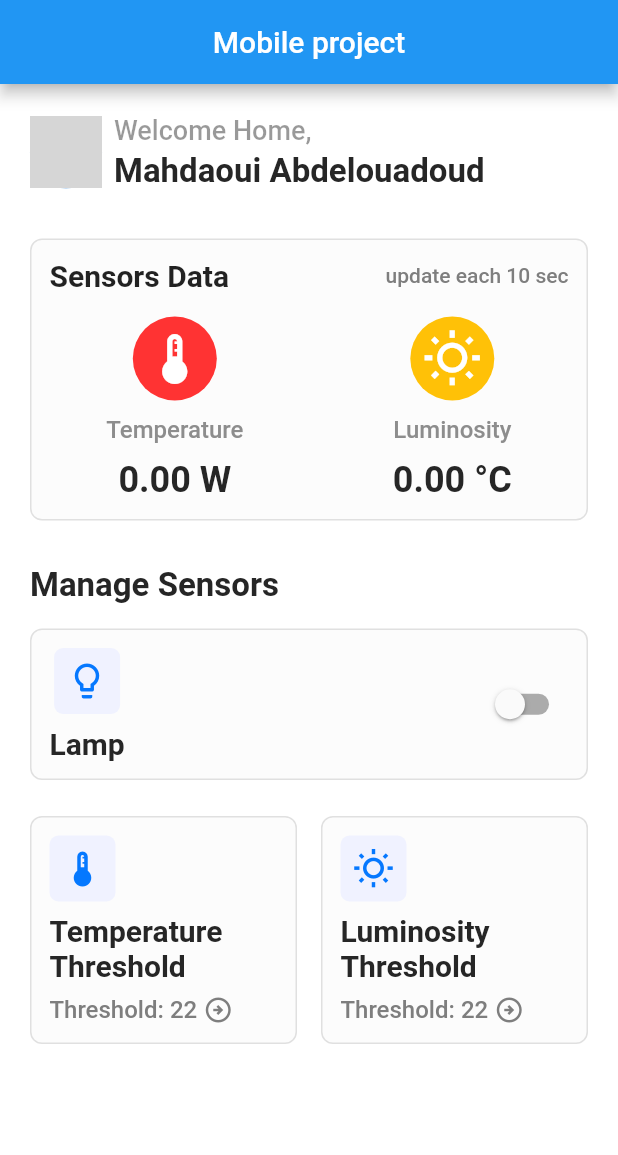
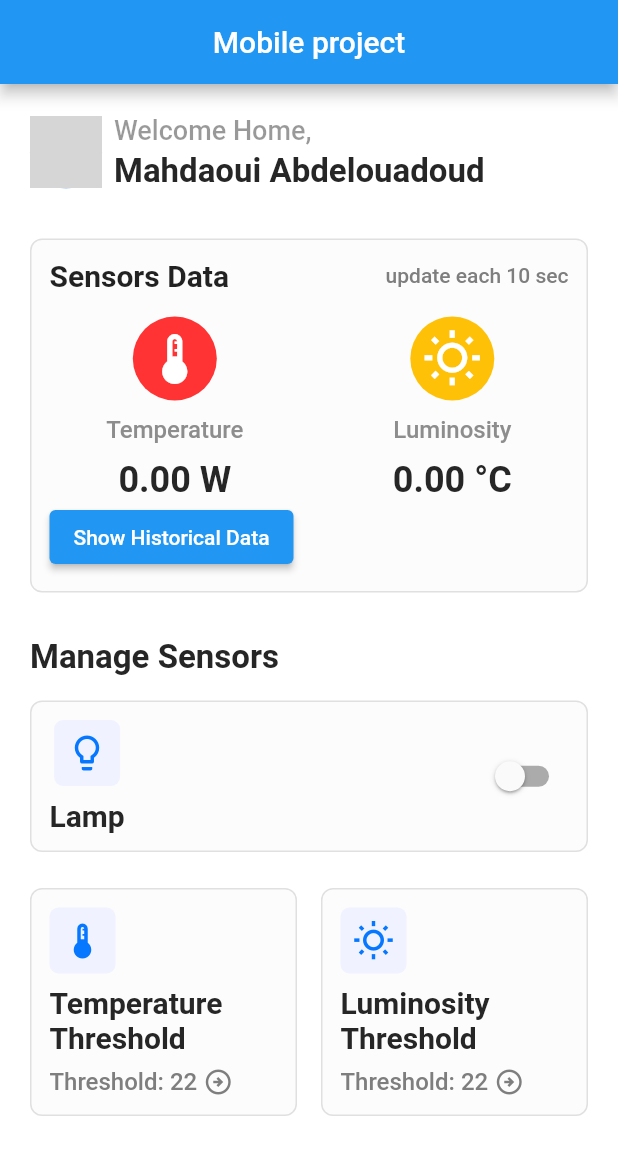
Before and after one commit to Abdelouadoud8/projet-dev-mobile-flutter, a Flutter app: the screen it shows after launch, on a phone screen of 412 x 824 dp. Shown: the top 1155 px of the screen. Run offline on Flutter 3.47's test engine with Material 2 defaults, Android fonts, the phone set to English and light mode, and no system bars; our stand-ins replace bloc, flutter_bloc; network calls fail; Roboto replaces fonts that are missing (Gilroy); grey boxes are pictures that could not be loaded.

Commit message:
Added saving temp and lum values history, Made all pages scrollable

```diff
--- a/lib/cubit/sensor_bloc.dart
+++ b/lib/cubit/sensor_bloc.dart
@@ -25,6 +25,8 @@ class SensorState {
 }
 
 class SensorBloc extends Bloc<SensorEvent, SensorState> {
+  List<SensorState> sensorDataHistory = [];
+
   SensorBloc() : super(SensorState.initial());
 
   @override
@@ -61,6 +63,11 @@ class SensorBloc extends Bloc<SensorEvent, SensorState> {
             luminositySensorData: luminositySensorData,
             temperatureSensorData: temperatureSensorData,
           );
+
+          sensorDataHistory.add(SensorState(
+            luminositySensorData: luminositySensorData,
+            temperatureSensorData: temperatureSensorData,
+          ));
         } else {
           throw Exception(
               'Failed to load data. Luminosity Status Code: ${luminosityResponse.statusCode}, Temperature Status Code: ${temperatureResponse.statusCode}');
@@ -70,4 +77,6 @@ class SensorBloc extends Bloc<SensorEvent, SensorState> {
       }
     }
   }
+
+
 }
--- a/lib/main.dart
+++ b/lib/main.dart
@@ -1,16 +1,12 @@
 import 'dart:async';
-import 'dart:convert';
 
 import 'package:flutter/material.dart';
 import 'package:flutter_bloc/flutter_bloc.dart';
-import 'package:http/http.dart' as http;
 import 'package:projet_mobile/views/sensors_box.dart';
-import 'package:projet_mobile/views/single_sensor.dart';
 
 import './views/temperature_threshold.dart';
 import './views/luminosity_threshold.dart';
 import './views/threshold_box.dart';
-import './model/sensor_data.dart';
 
 import './http_util.dart';
 import 'cubit/sensor_bloc.dart';
@@ -58,7 +54,8 @@ class _HomeScreenState extends State<HomeScreen> {
         title: Text("Mobile project"),
         centerTitle: true,
       ),
-      body: Padding(
+      body: SingleChildScrollView(
+        child: Padding(
         padding: EdgeInsets.all(20.0),
         child: Column(
           crossAxisAlignment: CrossAxisAlignment.start,
@@ -214,6 +211,7 @@ class _HomeScreenState extends State<HomeScreen> {
           ],
         ),
       ),
+    ),
     );
   }
 }
--- a/lib/views/luminosity_threshold.dart
+++ b/lib/views/luminosity_threshold.dart
@@ -28,7 +28,8 @@ class _LuminosityThresholdState extends State<LuminosityThreshold> {
         title: Text('Luminosity Threshold'),
         centerTitle: true,
       ),
-      body: Padding(
+      body: SingleChildScrollView(
+        child: Padding(
         padding: const EdgeInsets.all(24.0),
         child: Column(
           children: <Widget>[
@@ -92,6 +93,7 @@ class _LuminosityThresholdState extends State<LuminosityThreshold> {
           ],
         ),
       ),
+    ),
     );
   }
 }
--- a/lib/views/sensors_box.dart
+++ b/lib/views/sensors_box.dart
@@ -26,6 +26,18 @@ class _SensorsBoxState extends State<SensorsBox> {
       // Dispatch the fetch event to the SensorBloc
       context.read<SensorBloc>().add(SensorEvent.fetch);
     });
+  }
+
+  // Function to show historical data
+  void showHistoricalData() {
+    // Access the historical sensor data list from the SensorBloc
+    final historyData = context.read<SensorBloc>().sensorDataHistory;
+
+    /// Display the history
+    for (var data in historyData) {
+      print('Luminosity: ${data.luminositySensorData.value} ${data.luminositySensorData.unit}');
+      print('Temperature: ${data.temperatureSensorData.value} ${data.temperatureSensorData.unit}');
+    }
   }
 
   @override
@@ -87,6 +99,10 @@ class _SensorsBoxState extends State<SensorsBox> {
                     ),
                   ],
                 ),
+                ElevatedButton(
+                  onPressed: showHistoricalData,
+                  child: Text('Show Historical Data'),
+                ),
               ],
             )
         );
--- a/lib/views/temperature_threshold.dart
+++ b/lib/views/temperature_threshold.dart
@@ -34,7 +34,8 @@ class _TemperatureThresholdState extends State<TemperatureThreshold> {
         title: Text('Temperature Threshold'),
         centerTitle: true,
       ),
-      body: Padding(
+      body: SingleChildScrollView(
+        child: Padding(
         padding: const EdgeInsets.all(24.0),
         child: Column(
           children: <Widget>[
@@ -98,6 +99,7 @@ class _TemperatureThresholdState extends State<TemperatureThreshold> {
           ],
         ),
       ),
+    ),
     );
   }
 }
```
